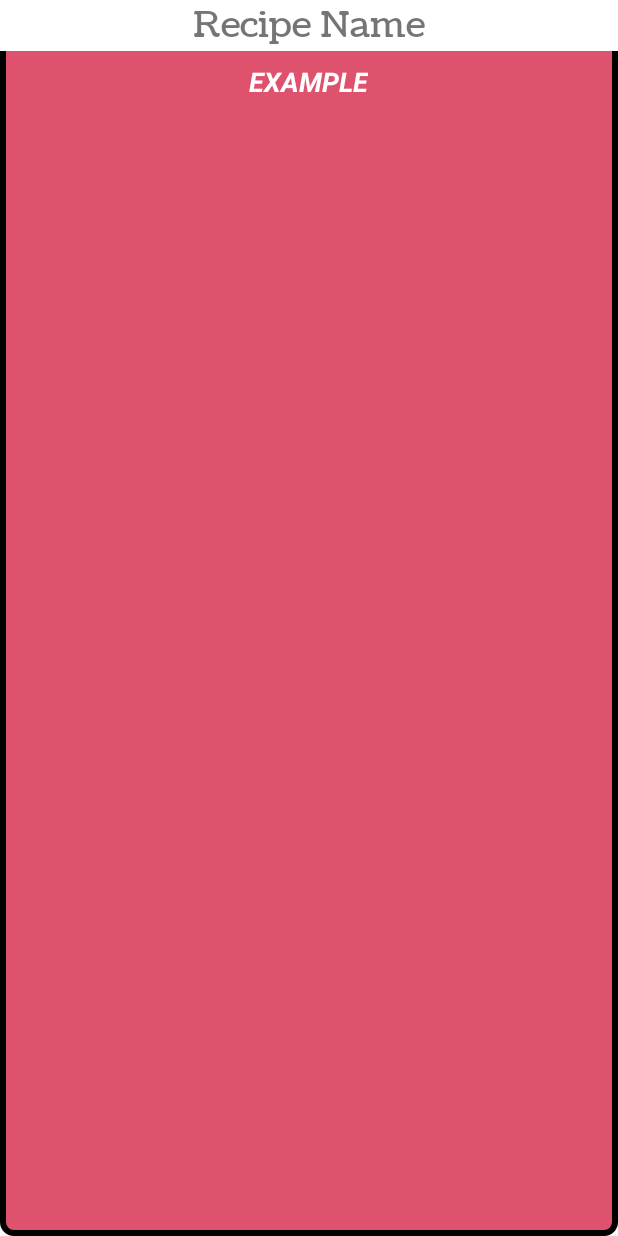
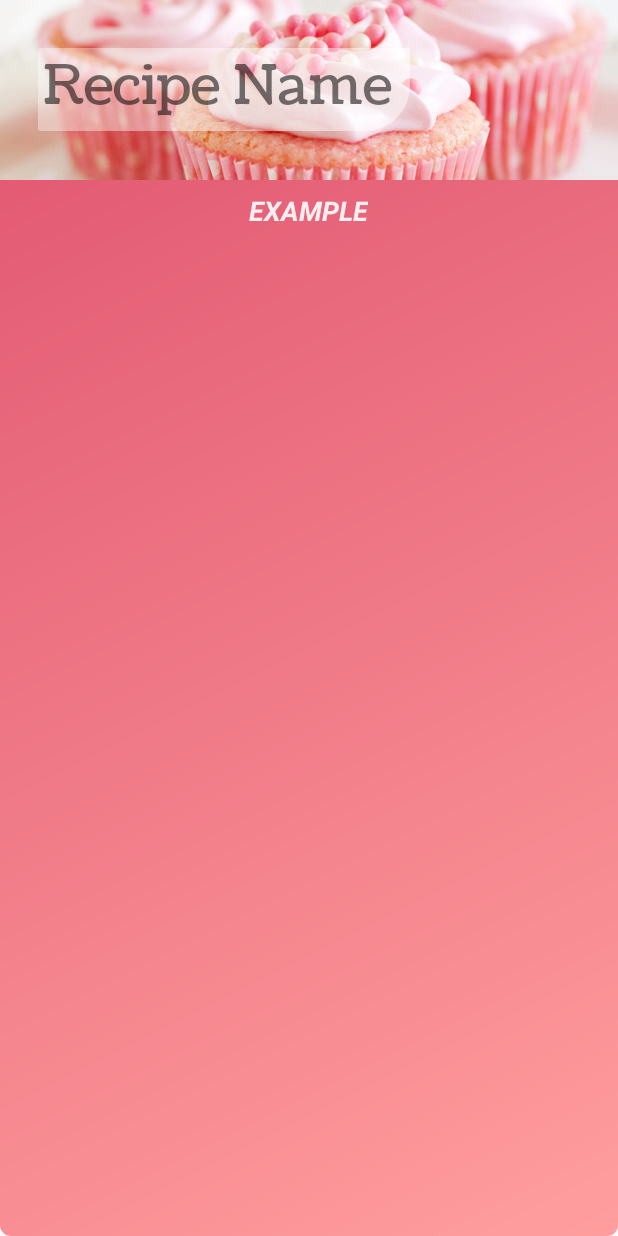
Before and after one commit to Amrhalawani/BakingApp, an Android app: the layout ing_app_widget.xml on its own in the app's theme, with its tools: preview values and no code run, on a phone screen of 412 x 824 dp. Run offline under Robolectric (Android 15) with nearby library versions, the phone set to English and light mode, and no system bars; Roboto replaces fonts that are not available here.

Commit message:
add ingredients as a widget in home screen but still need some changes

```diff
--- a/app/src/main/java/com/nd/amrhal/bakingapp/DetailActivity.java
+++ b/app/src/main/java/com/nd/amrhal/bakingapp/DetailActivity.java
@@ -102,8 +102,8 @@ public class DetailActivity extends AppCompatActivity implements RecipeDetailFra
                 Toast.makeText(this, "Added To Widgets", Toast.LENGTH_SHORT).show();
                 //add this ingredent of recipe to shared prafrace value and we will use it for an widgets
 
-                Util.setSharedPValueforWidget(this, setupingredientListtoString(recipeModel.getIngredients()));
-
+                Util.setSharedPIngredientForWidget(this, setupingredientListtoString(recipeModel.getIngredients()));
+                Util.setSharedPRecipeNameForWidget(this, recipeModel.getName());
                 return true;
             default:
                 // If we got here, the user's action was not recognized.
--- a/app/src/main/java/com/nd/amrhal/bakingapp/IngAppWidget.java
+++ b/app/src/main/java/com/nd/amrhal/bakingapp/IngAppWidget.java
@@ -14,12 +14,14 @@ public class IngAppWidget extends AppWidgetProvider {
     static void updateAppWidget(Context context, AppWidgetManager appWidgetManager,
                                 int appWidgetId) {
 
-        CharSequence widgetText = Util.getSharedPValueforWidget(context);
+        CharSequence widgetText = Util.getSharedPIngredientForWidget(context);
+        CharSequence RecipeName = Util.getSharedPRecipeNameForWidget(context);
 
         // Construct the RemoteViews object
         RemoteViews views = new RemoteViews(context.getPackageName(), R.layout.ing_app_widget);
 
         views.setTextViewText(R.id.appwidget_text, widgetText);
+        views.setTextViewText(R.id.widget_Recipe_name_TV, RecipeName);
         // Instruct the widget manager to update the widget
         appWidgetManager.updateAppWidget(appWidgetId, views);
     }
--- /dev/null
+++ b/app/src/main/res/drawable/backgroundg.xml
@@ -0,0 +1,15 @@
+<?xml version="1.0" encoding="utf-8"?>
+<shape xmlns:android="http://schemas.android.com/apk/res/android" >
+<!--<solid-->
+    <!--android:color="@color/colorPrimary"-->
+    <!--/>-->
+    <gradient
+        android:angle="135"
+        android:startColor="#ff9e9e"
+        android:endColor="@color/colorPrimary"
+        />
+
+
+    <corners android:radius="7dp" />
+
+</shape>
--- a/app/src/main/res/drawable/shape2.xml
+++ /dev/null
@@ -1,12 +0,0 @@
-<?xml version="1.0" encoding="utf-8"?>
-<shape xmlns:android="http://schemas.android.com/apk/res/android" >
-<solid
-    android:color="@color/colorPrimary"
-    />
-    <stroke
-        android:width="4dp"
-        android:color="#000" />
-
-    <corners android:radius="7dp" />
-
-</shape>
--- /dev/null
+++ b/app/src/main/res/drawable/widget_recipename_back.xml
@@ -0,0 +1,17 @@
+<?xml version="1.0" encoding="utf-8"?>
+<shape xmlns:android="http://schemas.android.com/apk/res/android"
+    android:shape="rectangle"
+    >
+
+    <corners
+        android:topLeftRadius="2dp"
+        android:topRightRadius="2dp"
+        android:bottomRightRadius="30dp"
+        android:bottomLeftRadius="2dp">
+    </corners>
+    <gradient
+
+        android:startColor="#62ffffff"
+        android:endColor="#81ffffff">
+    </gradient>
+</shape>
--- a/app/src/main/res/layout/ing_app_widget.xml
+++ b/app/src/main/res/layout/ing_app_widget.xml
@@ -1,30 +1,49 @@
 <RelativeLayout xmlns:android="http://schemas.android.com/apk/res/android"
     android:layout_width="match_parent"
     android:layout_height="match_parent"
-    android:background="@drawable/shape2"
+    android:background="@drawable/backgroundg"
     android:padding="@dimen/widget_margin">
 
-    <TextView
-        android:id="@+id/widget_Recipe_name_TV"
+    <FrameLayout
+        android:id="@+id/widget_framelayout"
         android:layout_width="match_parent"
-        android:layout_height="wrap_content"
-        android:background="@color/white"
-        android:contentDescription="@string/recipe_name"
-        android:gravity="center"
-        android:textSize="24sp"
-        android:fontFamily="@font/coustard"
-        android:text="@string/recipe_name"
+        android:layout_height="wrap_content">
 
-        />
+        <ImageView
+            android:layout_width="match_parent"
+            android:layout_height="120dp"
+            android:scaleType="centerCrop"
+            android:src="@drawable/widgetback" />
+
+        <TextView
+            android:id="@+id/widget_Recipe_name_TV"
+            android:layout_width="wrap_content"
+            android:layout_height="wrap_content"
+            android:layout_gravity="start|center_vertical"
+            android:layout_marginStart="25dp"
+            android:paddingEnd="12dp"
+            android:paddingStart="3dp"
+            android:paddingBottom="4dp"
+            android:background="@drawable/widget_recipename_back"
+            android:contentDescription="@string/recipe_name"
+            android:fontFamily="@font/coustard"
+            android:gravity="center"
+            android:text="@string/recipe_name"
+
+            android:textSize="36sp" />
+    </FrameLayout>
+
 
     <TextView
         android:id="@+id/appwidget_text"
         android:layout_width="wrap_content"
         android:layout_height="wrap_content"
-        android:layout_below="@+id/widget_Recipe_name_TV"
+        android:layout_below="@+id/widget_framelayout"
         android:layout_centerHorizontal="true"
         android:layout_centerVertical="true"
         android:layout_margin="8dp"
+        android:alpha="0.9"
+
         android:contentDescription="@string/appwidget_text"
         android:text="@string/appwidget_text"
         android:textColor="#ffffff"
```
Also changed, not shown: app/src/main/java/com/nd/amrhal/bakingapp/Util.java (+19 -6 lines), app/src/main/res/layout/activity_recipes.xml (+4 -4 lines), app/src/main/res/drawable/widgetback.jpg (added).
